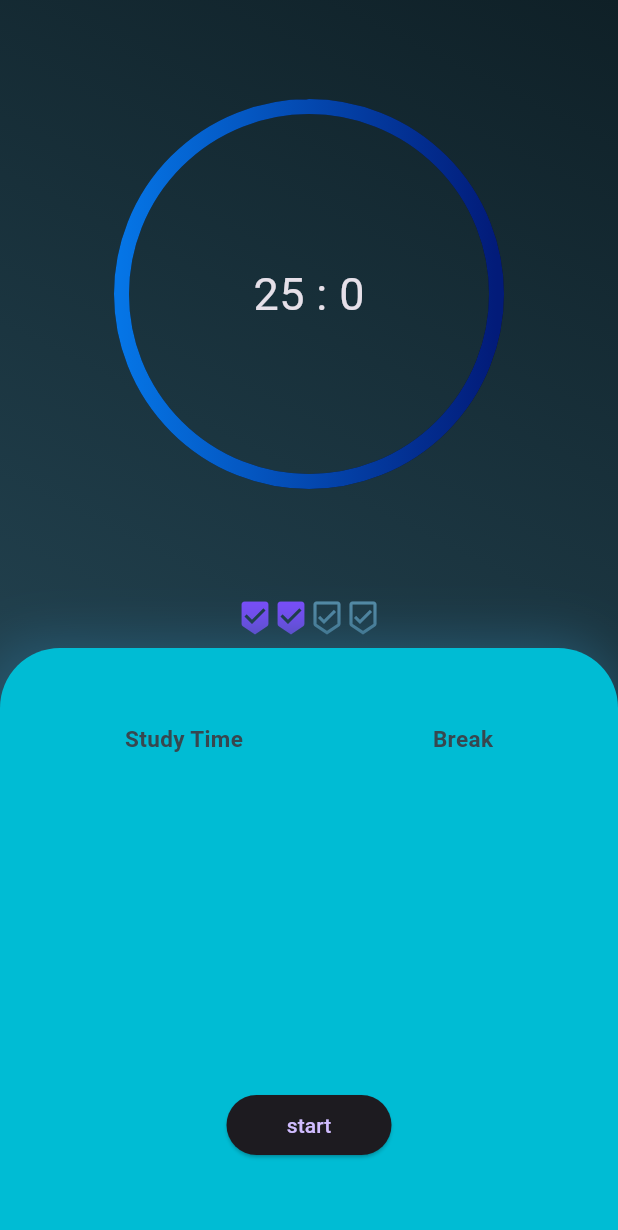
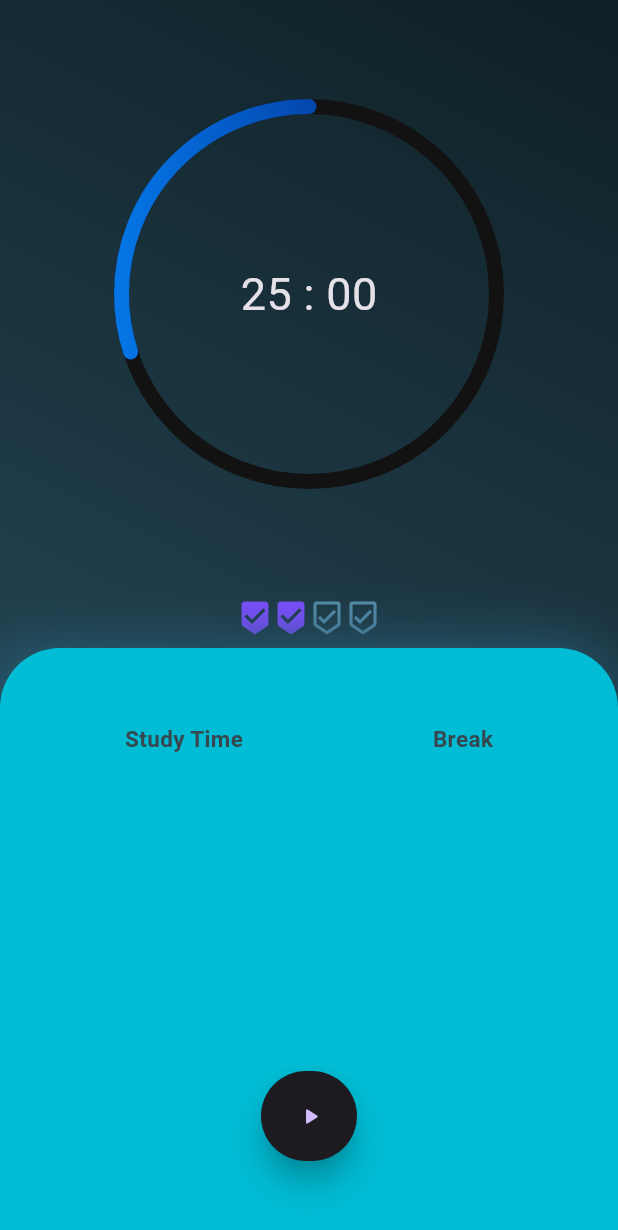
Before and after one commit to OkagawaTheo/Pomodoro, a Flutter app: the screen it shows after launch, on a phone screen of 412 x 824 dp. Shown: the top 1230 px of the screen. Run offline on Flutter 3.47's test engine with Material 2 defaults, Android fonts, the phone set to English and light mode, and no system bars; drawn by our look-alikes of percent_indicator.

Commit message:
refiz os botões e terminei a lógica dos 25min

```diff
--- a/lib/pages/home_page.dart
+++ b/lib/pages/home_page.dart
@@ -22,14 +22,12 @@ class _MyHomePageState extends State<MyHomePage> {
 
     if (minutes > 1) {
       seconds = minutes * 60;
-    } else {
-      stopTimer(reset: false);
     }
     if (seconds > 60) {
       minutes = (seconds / 60).floor();
       seconds -= (minutes * 60);
 
-      const oneSec = Duration(seconds: 1);
+      const oneSec = Duration(milliseconds: 1);
       timer = Timer.periodic(
           oneSec,
           (timer) => {
@@ -40,6 +38,8 @@ class _MyHomePageState extends State<MyHomePage> {
                     if (minutes > 0) {
                       seconds = 59;
                       minutes--;
+                    } else {
+                      stopTimer(reset: true);
                     }
                   }
                 })
@@ -47,10 +47,12 @@ class _MyHomePageState extends State<MyHomePage> {
     }
   }
 
-  void resetTimer() => setState(() {
+  void resetTimer() {
+    setState(() {
       minutes = 25;
       seconds = 0;
     });
+  }
 
   void stopTimer({bool reset = true}) {
     if (reset) {
@@ -66,38 +68,24 @@ class _MyHomePageState extends State<MyHomePage> {
     final isRunnig = timer == null ? false : timer!.isActive;
 
     return isRunnig
-        ? Row(
-            mainAxisAlignment: MainAxisAlignment.center,
-            children: [
-              ElevatedButton(
-                  // pause button
-                  style:
-                      ElevatedButton.styleFrom(fixedSize: const Size(110, 1)),
-                  child: Text(isRunnig ? 'Pause' : 'Resume'),
-                  onPressed: () {}),
-              const SizedBox(
-                width: 12,
+        ? ElevatedButton(
+            style: ElevatedButton.styleFrom(
+              elevation: 8,
+              fixedSize: const Size(60, 60),
             ),
-              ElevatedButton(
-                  // cancel button
-                  style:
-                      ElevatedButton.styleFrom(fixedSize: const Size(110, 1)),
             onPressed: () {
-                    stopTimer(reset: true);
+              stopTimer();
             },
-                  child: const Text('cancel'))
-            ],
-          )
+            child: const Icon(Icons.stop_rounded))
         : ElevatedButton(
-            // start button
-            style: ElevatedButton.styleFrom(fixedSize: const Size(110, 0)),
+            style: ElevatedButton.styleFrom(
+                elevation: 8, fixedSize: const Size(60, 60)),
             onPressed: () {
               start();
             },
-            child: const Text('start'));
+            child: const Icon(Icons.play_arrow_rounded),
+          );
   }
-
-
 
   Widget buildTimer() {
     return SizedBox(
@@ -106,16 +94,16 @@ class _MyHomePageState extends State<MyHomePage> {
       child: Center(
           child: CircularPercentIndicator(
         center: Text(
-          '$minutes : $seconds',
+          seconds == 0
+              ? '$minutes : ${seconds.round()}0'
+              : '$minutes : $seconds',
           style: const TextStyle(fontSize: 30),
         ),
-        animation: true,
-        animationDuration: 1000,
-        addAutomaticKeepAlive: false,
         reverse: true,
         radius: 130,
         lineWidth: 10,
-        percent: 1,
+        percent: 0.3,
+        animation: true,
         backgroundColor: const Color(0xff121212),
         linearGradient: const LinearGradient(
             colors: [Color(0xff0575E6), Color(0xff021B79)]),
```
Lines whose indentation alone changed are shown as unchanged.
